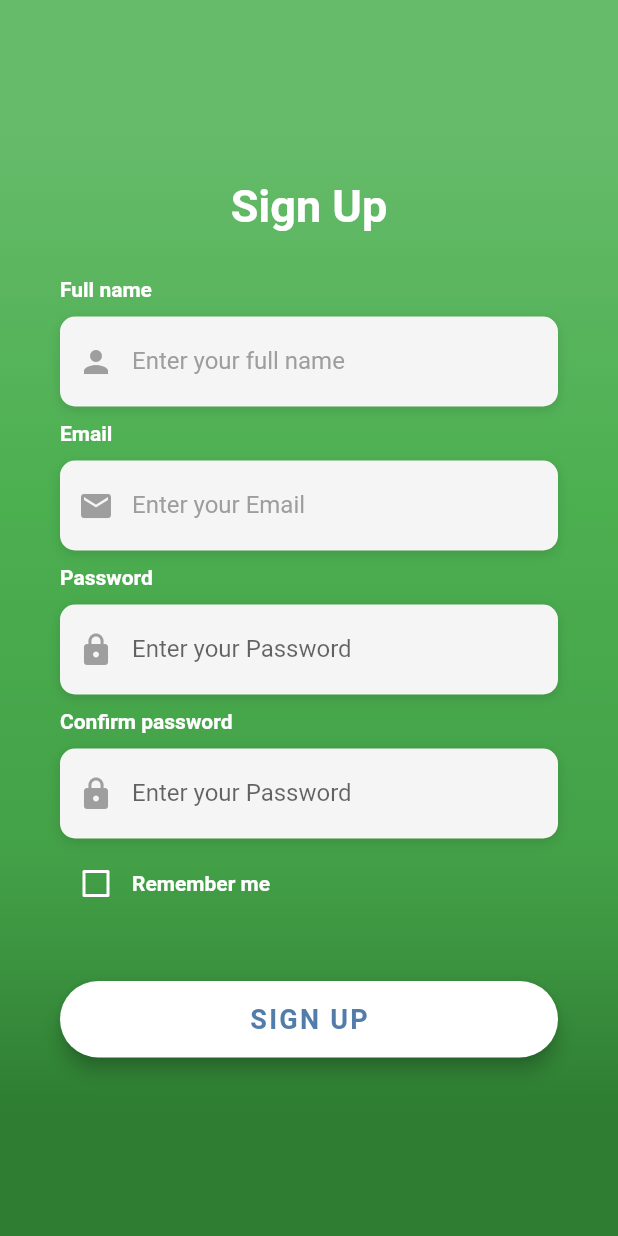
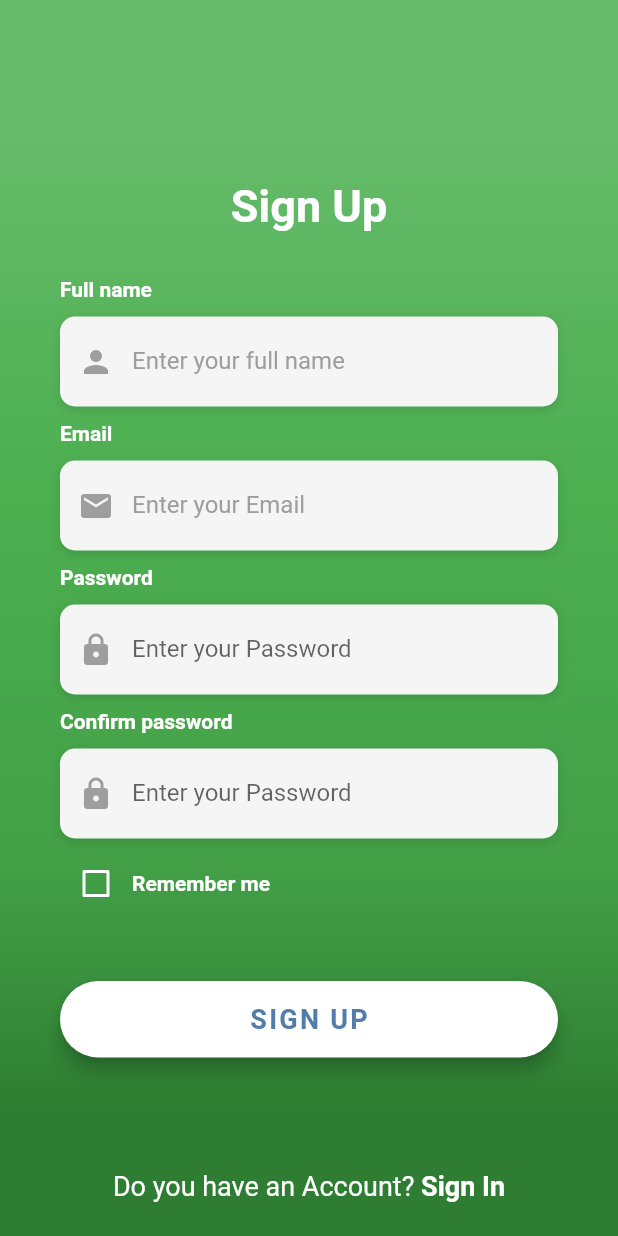
Before and after one commit to Crissavino/auchat, a Flutter app: the Register screen opened directly, on a phone screen of 412 x 824 dp. Run offline on Flutter 3.47's test engine with Material 2 defaults, Android fonts, the phone set to English and light mode, and no system bars; our stand-ins replace cloud_firestore, firebase_auth, flutter_spinkit; missing offline and left inert: flappy_search_bar; accounts and stored records are empty; Roboto replaces fonts that are missing (OpenSans).

```diff
--- a/lib/screens/authenticate/authenticate.dart
+++ b/lib/screens/authenticate/authenticate.dart
@@ -16,10 +16,9 @@ class _AuthenticateState extends State<Authenticate> {
   @override
   Widget build(BuildContext context) {
     if (showSignIn) {
-      return Register(toggleView: toggleView);
+      return LoginScreen(toggleView: toggleView);
     } else {
-      return Text('Register');
-      // return Register(toggleView:  toggleView);
+      return Register(toggleView:  toggleView);
     }
   }
 }
--- a/lib/screens/authenticate/register.dart
+++ b/lib/screens/authenticate/register.dart
@@ -255,6 +255,34 @@ class _RegisterState extends State<Register> {
     );
   }
 
+  Widget _buildSignInBtn() {
+    return GestureDetector(
+      onTap: () => widget.toggleView(),
+      child: RichText(
+        text: TextSpan(
+          children: [
+            TextSpan(
+              text: 'Do you have an Account? ',
+              style: TextStyle(
+                color: Colors.white,
+                fontSize: 18.0,
+                fontWeight: FontWeight.w400,
+              ),
+            ),
+            TextSpan(
+              text: 'Sign In',
+              style: TextStyle(
+                color: Colors.white,
+                fontSize: 18.0,
+                fontWeight: FontWeight.bold,
+              ),
+            ),
+          ],
+        ),
+      ),
+    );
+  }
+
   @override
   Widget build(BuildContext context) {
     return Scaffold(
@@ -317,6 +345,8 @@ class _RegisterState extends State<Register> {
                             _buildRememberMeCheckbox(),
                             SizedBox(height: 30.0),
                             _buildRegisterBtn(),
+                            SizedBox(height: 50.0),
+                            _buildSignInBtn()
                           ],
                         ),
                       )
--- a/pubspec.yaml
+++ b/pubspec.yaml
@@ -32,6 +32,7 @@ dependencies:
   cloud_firestore: ^0.12.9+4
   provider: ^3.1.0
   flutter_spinkit: "^4.0.0"
+  flappy_search_bar: 1.4.1
 
 dev_dependencies:
   flutter_test:
```
Also changed, not shown: lib/screens/authenticate/login_screen.dart (+8 -7 lines), lib/screens/chats/chats.dart (+46 -2 lines), lib/screens/wrapper.dart (+4 -4 lines), pubspec.lock.
